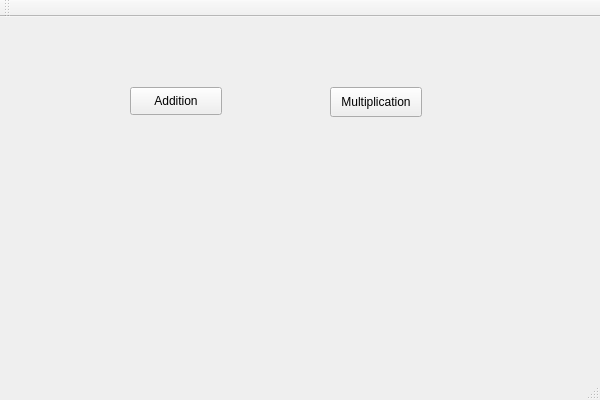
Old version of the form interface.ui in the repository Txikilinux/leterrier-calculment.
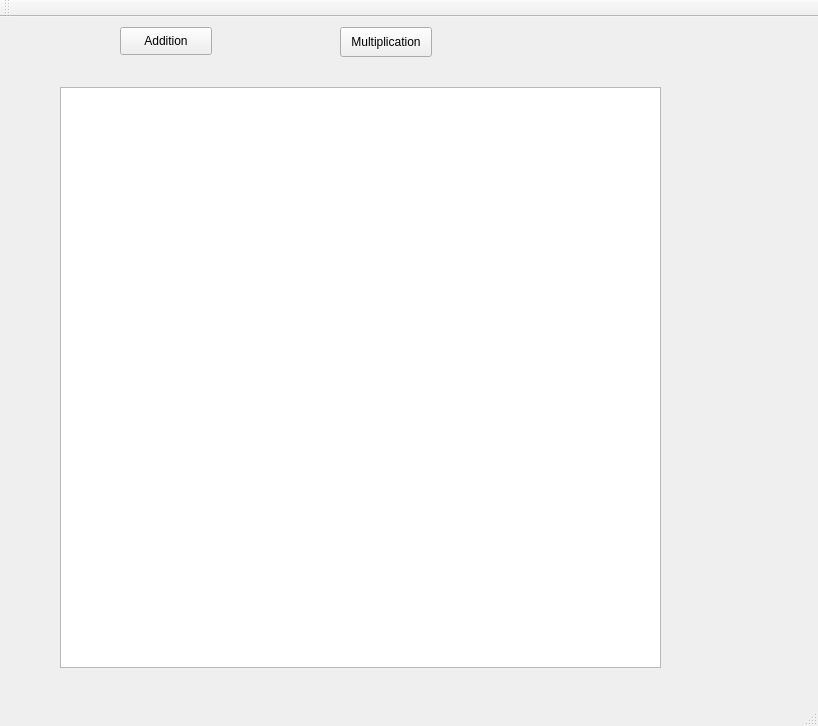
New version of the form.

Commit message: Ajout dans l'interface d'une QGraphicsView dans le but de mettre une image. Création d'une classe boutonPolygone qui permet de cliquer sur une partie du dessin.

Diff of the .ui file:
```diff
--- a/interface.ui
+++ b/interface.ui
@@ -6,8 +6,8 @@
    <rect>
     <x>0</x>
     <y>0</y>
-    <width>600</width>
-    <height>400</height>
+    <width>818</width>
+    <height>726</height>
    </rect>
   </property>
   <property name="windowTitle">
@@ -17,8 +17,8 @@
    <widget class="QPushButton" name="btnAddition">
     <property name="geometry">
      <rect>
-      <x>130</x>
-      <y>70</y>
+      <x>120</x>
+      <y>10</y>
       <width>92</width>
       <height>28</height>
      </rect>
@@ -30,8 +30,8 @@
    <widget class="QPushButton" name="btnMultiplication">
     <property name="geometry">
      <rect>
-      <x>330</x>
-      <y>70</y>
+      <x>340</x>
+      <y>10</y>
       <width>92</width>
       <height>30</height>
      </rect>
@@ -40,6 +40,16 @@
      <string>Multiplication</string>
     </property>
    </widget>
+   <widget class="QGraphicsView" name="fete">
+    <property name="geometry">
+     <rect>
+      <x>60</x>
+      <y>70</y>
+      <width>601</width>
+      <height>581</height>
+     </rect>
+    </property>
+   </widget>
   </widget>
   <widget class="QMenuBar" name="menuBar">
    <property name="geometry">
```
Left out of the diff: 2 changed lines with no effect on the pictures. The commit also changes 7 other files.
